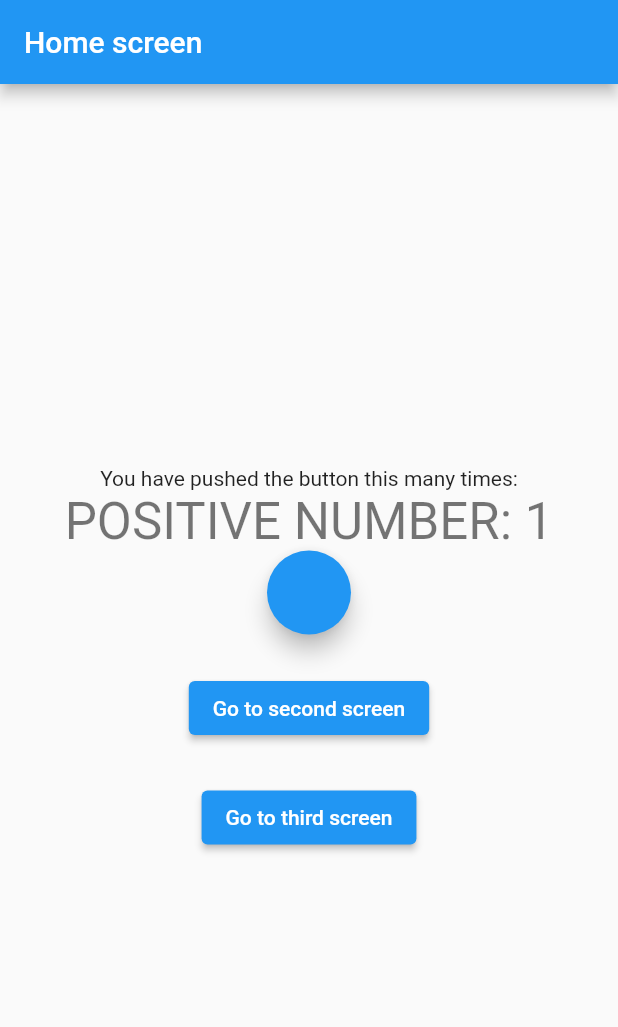
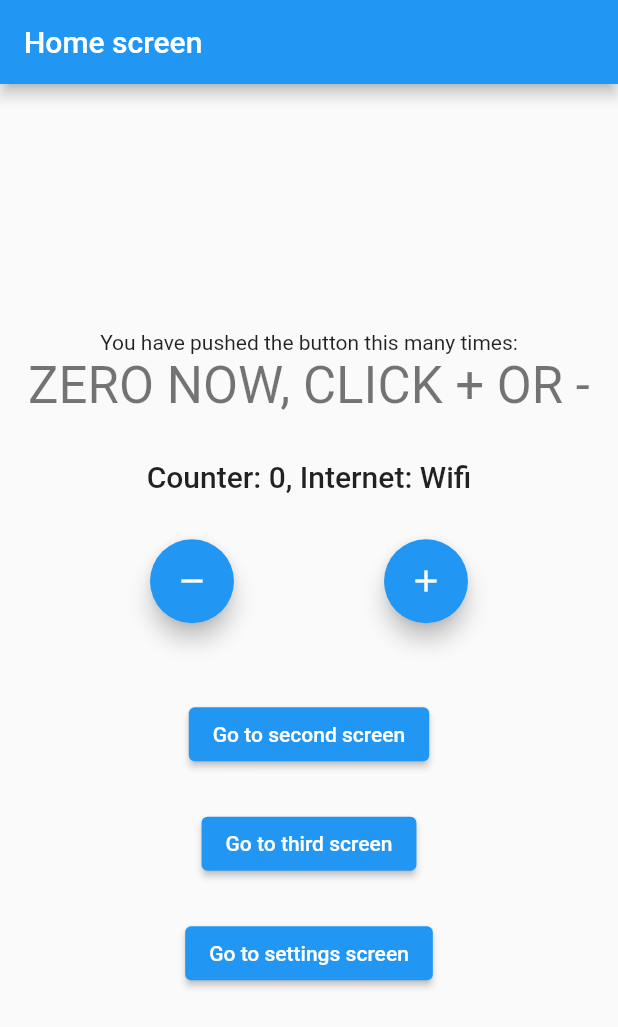
Before and after one commit to drekyyy/flutter_bloc_concepts, a Flutter app: the screen it shows after launch, on a phone screen of 412 x 824 dp. Shown: the top 1027 px of the screen. Run offline on Flutter 3.47's test engine with Material 2 defaults, Android fonts, the phone set to English and light mode, and no system bars; our stand-ins replace bloc, connectivity_plus, equatable, flutter_bloc.

Commit message:
feat: add settings cubit, settings screen with switchlisttile

```diff
--- /dev/null
+++ b/lib/logic/cubit/settings_cubit.dart
@@ -0,0 +1,18 @@
+import 'package:bloc/bloc.dart';
+import 'package:equatable/equatable.dart';
+
+part 'settings_state.dart';
+
+class SettingsCubit extends Cubit<SettingsState> {
+  SettingsCubit()
+      : super(
+            SettingsState(appNotifications: false, emailNotifications: false));
+
+  void toggleAppNotifications(bool newValue) {
+    emit(state.copyWith(appNotifications: newValue));
+  }
+
+  void toggleEmailNotifications(bool newValue) {
+    emit(state.copyWith(emailNotifications: newValue));
+  }
+}
--- /dev/null
+++ b/lib/logic/cubit/settings_state.dart
@@ -0,0 +1,27 @@
+// ignore_for_file: public_member_api_docs, sort_constructors_first
+part of 'settings_cubit.dart';
+
+class SettingsState extends Equatable {
+  final bool appNotifications;
+  final bool emailNotifications;
+  SettingsState({
+    required this.appNotifications,
+    required this.emailNotifications,
+  });
+
+  SettingsState copyWith({
+    bool? appNotifications,
+    bool? emailNotifications,
+  }) {
+    return SettingsState(
+      appNotifications: appNotifications ?? this.appNotifications,
+      emailNotifications: emailNotifications ?? this.emailNotifications,
+    );
+  }
+
+  @override
+  List<Object> get props => [
+        emailNotifications,
+        appNotifications,
+      ];
+}
--- a/lib/main.dart
+++ b/lib/main.dart
@@ -6,6 +6,7 @@ import 'package:flutter_bloc_concepts/logic/cubit/counter_cubit.dart';
 import 'package:flutter_bloc_concepts/presentation/router/app_router.dart';
 
 import 'logic/cubit/internet_cubit.dart';
+import 'logic/cubit/settings_cubit.dart';
 
 void main() {
   runApp(MyApp(appRouter: AppRouter(), connectivity: Connectivity()));
@@ -30,6 +31,8 @@ class MyApp extends StatelessWidget {
                 InternetCubit(connectivity: connectivity)),
         BlocProvider<CounterCubit>(
             create: (counterCubitContext) => CounterCubit()),
+        BlocProvider<SettingsCubit>(
+            create: (settingsCubitContext) => SettingsCubit())
       ],
       child: MaterialApp(
         title: 'Flutter Demo',
--- a/lib/presentation/router/app_router.dart
+++ b/lib/presentation/router/app_router.dart
@@ -2,6 +2,7 @@ import 'package:flutter/material.dart';
 
 import '../screens/home_screen.dart';
 import '../screens/second_screen.dart';
+import '../screens/settings_screen.dart';
 import '../screens/third_screen.dart';
 
 class AppRouter {
@@ -19,6 +20,8 @@ class AppRouter {
         return MaterialPageRoute(
             builder: (_) =>
                 const ThirdScreen(title: 'Third screen', color: Colors.pink));
+      case '/settings':
+        return MaterialPageRoute(builder: (_) => SettingsScreen());
 
       default:
         return null;
--- a/lib/presentation/screens/home_screen.dart
+++ b/lib/presentation/screens/home_screen.dart
@@ -19,17 +19,7 @@ class HomeScreen extends StatefulWidget {
 class _HomeScreenState extends State<HomeScreen> {
   @override
   Widget build(BuildContext homeScreenContext) {
-    return BlocListener<InternetCubit, InternetState>(
-      listener: (internetCubitListenerContext, state) {
-        if (state is InternetConnected &&
-            state.connectionType == ConnectionType.wifi) {
-          BlocProvider.of<CounterCubit>(context).increment();
-        } else if (state is InternetConnected &&
-            state.connectionType == ConnectionType.mobile) {
-          BlocProvider.of<CounterCubit>(context).decrement();
-        } else if (state is InternetDisconnected) {}
-      },
-      child: Scaffold(
+    return Scaffold(
       appBar: AppBar(
         backgroundColor: widget.color,
         title: Text(widget.title),
@@ -74,40 +64,55 @@ class _HomeScreenState extends State<HomeScreen> {
                 }
               },
             ),
+            const SizedBox(height: 30),
+            Builder(builder: (context) {
+              final counterState = context.watch<CounterCubit>().state;
+              final internetState = context.watch<InternetCubit>().state;
+              if (internetState is InternetConnected &&
+                  internetState.connectionType == ConnectionType.mobile) {
+                return Text(
+                    'Counter: ${counterState.counterValue.toString()}, Internet: Mobile',
+                    style: Theme.of(context).textTheme.headline6);
+              }
+              if (internetState is InternetConnected &&
+                  internetState.connectionType == ConnectionType.wifi) {
+                return Text(
+                    'Counter: ${counterState.counterValue.toString()}, Internet: Wifi',
+                    style: Theme.of(context).textTheme.headline6);
+              } else {
+                return Text(
+                    'Counter: ${counterState.counterValue.toString()}, Internet: Disconnected',
+                    style: Theme.of(context).textTheme.headline6);
+              }
+            }),
+            const SizedBox(height: 30),
+            Row(
+              mainAxisAlignment: MainAxisAlignment.spaceEvenly,
+              children: [
                 FloatingActionButton(
                     backgroundColor: widget.color,
                     heroTag: null,
                     onPressed: () {
-                    setState(() {});
-                  }),
-              // const SizedBox(height: 30),
-              // Row(
-              //   mainAxisAlignment: MainAxisAlignment.spaceEvenly,
-              //   children: [
-              //     FloatingActionButton(
-              //         backgroundColor: widget.color,
-              //         heroTag: null,
-              //         onPressed: () {
-              //           BlocProvider.of<CounterCubit>(context).decrement();
-              //         },
-              //         tooltip: 'Decrement',
-              //         child: const Icon(Icons.remove)),
-              //     FloatingActionButton(
-              //         backgroundColor: widget.color,
-              //         heroTag: null,
-              //         onPressed: () {
-              //           BlocProvider.of<CounterCubit>(context).increment();
-              //         },
-              //         tooltip: 'Increment',
-              //         child: const Icon(Icons.add)),
-              //   ],
-              // ),
+                      context.read<CounterCubit>().decrement();
+                    },
+                    tooltip: 'Decrement',
+                    child: const Icon(Icons.remove)),
+                FloatingActionButton(
+                    backgroundColor: widget.color,
+                    heroTag: null,
+                    onPressed: () {
+                      context.read<CounterCubit>().increment();
+                    },
+                    tooltip: 'Increment',
+                    child: const Icon(Icons.add)),
+              ],
+            ),
+            const SizedBox(height: 25),
             const SizedBox(height: 25),
             Builder(builder: (builderContext) {
               return ElevatedButton(
                   style: ButtonStyle(
-                        backgroundColor:
-                            MaterialStateProperty.all(widget.color)),
+                      backgroundColor: MaterialStateProperty.all(widget.color)),
                   onPressed: () {
                     Navigator.of(builderContext).pushNamed('/second');
                   },
@@ -120,12 +125,19 @@ class _HomeScreenState extends State<HomeScreen> {
                 onPressed: () {
                   Navigator.of(homeScreenContext).pushNamed('/third');
                 },
-                  child: const Text('Go to third screen'))
+                child: const Text('Go to third screen')),
+            const SizedBox(height: 25),
+            ElevatedButton(
+                style: ButtonStyle(
+                    backgroundColor: MaterialStateProperty.all(widget.color)),
+                onPressed: () {
+                  Navigator.of(homeScreenContext).pushNamed('/settings');
+                },
+                child: const Text('Go to settings screen'))
           ],
         ),
       ),
       // This trailing comma makes auto-formatting nicer for build methods.
-      ),
     );
   }
 }
--- a/lib/presentation/screens/second_screen.dart
+++ b/lib/presentation/screens/second_screen.dart
@@ -69,7 +69,7 @@ class _SecondScreenState extends State<SecondScreen> {
                     backgroundColor: widget.color,
                     heroTag: null,
                     onPressed: () {
-                      BlocProvider.of<CounterCubit>(context).decrement();
+                      context.read<CounterCubit>().decrement();
                     },
                     tooltip: 'Decrement',
                     child: const Icon(Icons.remove)),
@@ -77,7 +77,7 @@ class _SecondScreenState extends State<SecondScreen> {
                     backgroundColor: widget.color,
                     heroTag: null,
                     onPressed: () {
-                      BlocProvider.of<CounterCubit>(context).increment();
+                      context.read<CounterCubit>().increment();
                     },
                     tooltip: 'Increment',
                     child: const Icon(Icons.add)),
--- a/lib/presentation/screens/third_screen.dart
+++ b/lib/presentation/screens/third_screen.dart
@@ -69,7 +69,7 @@ class _ThirdScreenState extends State<ThirdScreen> {
                     backgroundColor: widget.color,
                     heroTag: null,
                     onPressed: () {
-                      BlocProvider.of<CounterCubit>(context).decrement();
+                      context.read<CounterCubit>().decrement();
                     },
                     tooltip: 'Decrement',
                     child: const Icon(Icons.remove)),
@@ -77,7 +77,7 @@ class _ThirdScreenState extends State<ThirdScreen> {
                     backgroundColor: widget.color,
                     heroTag: null,
                     onPressed: () {
-                      BlocProvider.of<CounterCubit>(context).increment();
+                      context.read<CounterCubit>().increment();
                     },
                     tooltip: 'Increment',
                     child: const Icon(Icons.add)),
```
Also changed, not shown: lib/presentation/screens/settings_screen.dart (added, +53 -0 lines), 1 other file. Lines whose indentation alone changed are shown as unchanged.
